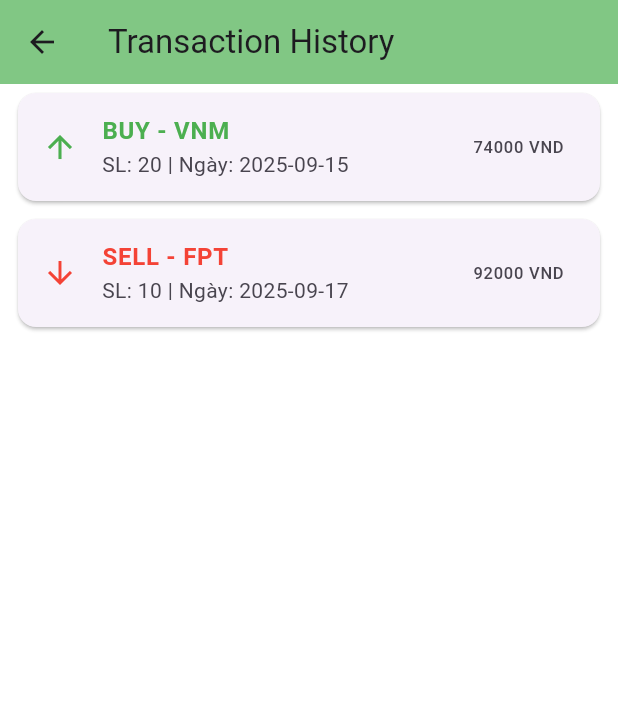
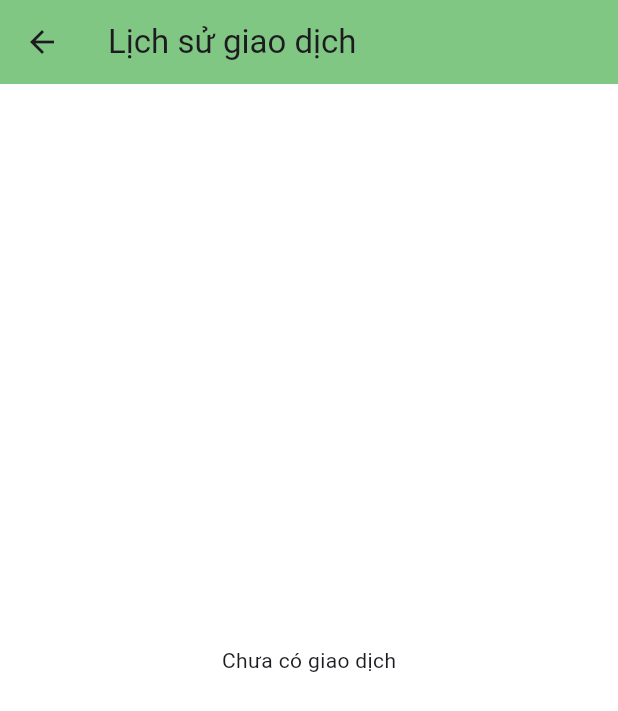
Before and after one commit to naviecode/stockapp, a Flutter app: the TransactionHistoryScreen screen opened directly, on a phone screen of 412 x 824 dp. Shown: the top 711 px of the screen. Run offline on Flutter 3.47's test engine with Material 3 defaults, Android fonts, the phone set to English and light mode, and no system bars; our stand-ins replace cloud_firestore, decimal, firebase_auth, firebase_core, google_sign_in, image_picker and 2 more; accounts and stored records are empty.

Commit message:
refactor: dieu chinh giao dien lich su giao dich va logic

```diff
--- a/stockapp/lib/providers/portfolio_provider.dart
+++ b/stockapp/lib/providers/portfolio_provider.dart
@@ -140,7 +140,7 @@
     'quantity': quantity,
     'price': price,
     'total': quantity * price,
-    'timestamp': FieldValue.serverTimestamp(),
+    'createdAt': FieldValue.serverTimestamp(),
   });
 
 
--- a/stockapp/lib/providers/transaction_provider.dart
+++ b/stockapp/lib/providers/transaction_provider.dart
@@ -16,7 +16,7 @@
 
 
   /// Lắng nghe toàn bộ giao dịch của user
-  void listenTransactions(String userId) {
+  void listenTransactions(String? userId) {
     _loading = true;
     notifyListeners();
 
--- a/stockapp/lib/screens/transaction/transaction_history_screen.dart
+++ b/stockapp/lib/screens/transaction/transaction_history_screen.dart
@@ -1,40 +1,105 @@
 import 'package:flutter/material.dart';
+import 'package:provider/provider.dart';
+import 'package:stockapp/providers/auth_provider.dart';
+import '../../providers/transaction_provider.dart';
+import 'package:intl/intl.dart';
 
-class TransactionHistoryScreen extends StatelessWidget {
+class TransactionHistoryScreen extends StatefulWidget {
   const TransactionHistoryScreen({super.key});
 
-  final List<Map<String, dynamic>> transactions = const [
-    {"type": "BUY", "symbol": "VNM", "quantity": 20, "price": 74000.0, "date": "2025-09-15"},
-    {"type": "SELL", "symbol": "FPT", "quantity": 10, "price": 92000.0, "date": "2025-09-17"},
-  ];
+  @override
+  State<TransactionHistoryScreen> createState() => _TransactionHistoryScreenState();
+}
+
+class _TransactionHistoryScreenState extends State<TransactionHistoryScreen> {
+  @override
+  void initState() {
+    super.initState();
+    final auth = Provider.of<AuthProvider>(context, listen: false);
+    final userId = auth.user?.uid;
+
+    // Đảm bảo gọi listenTransactions sau khi build xong
+    WidgetsBinding.instance.addPostFrameCallback((_) {
+      if (userId != null) {
+        context.read<TransactionProvider>().listenTransactions(userId);
+      }
+    });
+  }
 
   @override
   Widget build(BuildContext context) {
+    final provider = context.watch<TransactionProvider>();
+    final vndFormat = NumberFormat.currency(locale: 'vi_VN', symbol: 'VND', decimalDigits: 0);
+
+    if (provider.loading) {
+      return const Scaffold(
+        body: Center(child: CircularProgressIndicator()),
+      );
+    }
+
+    final transactions = provider.transactions;
+
     return Scaffold(
       appBar: AppBar(
-        title: const Text("Transaction History"),
+        title: const Text("Lịch sử giao dịch"),
         backgroundColor: Colors.green[300],
       ),
-      body: ListView.builder(
+      body: transactions.isEmpty
+          ? const Center(child: Text("Chưa có giao dịch"))
+          : ListView.builder(
               itemCount: transactions.length,
               itemBuilder: (context, index) {
                 final tx = transactions[index];
-          final isBuy = tx["type"] == "BUY";
+
+                // Xác định kiểu giao dịch để hiển thị icon + màu
+                IconData icon;
+                Color color;
+                String title;
+                String subtitle;
+
+                switch (tx.type) {
+                  case "BUY":
+                    icon = Icons.arrow_upward;
+                    color = Colors.green;
+                    title = "Mua cổ phiếu - ${tx.stockId}";
+                    subtitle = "SL: ${tx.quantity} | Ngày: ${tx.createdAt.toLocal().toString().split(' ')[0]}";
+                    break;
+                  case "SELL":
+                    icon = Icons.arrow_downward;
+                    color = Colors.red;
+                    title = "Bán cổ phiếu - ${tx.stockId}";
+                    subtitle = "SL: ${tx.quantity} | Ngày: ${tx.createdAt.toLocal().toString().split(' ')[0]}";
+                    break;
+                  case "DEPOSIT":
+                    icon = Icons.account_balance_wallet;
+                    color = Colors.green;
+                    title = "Nạp tiền vào ví";
+                    subtitle = "Ngày: ${tx.createdAt.toLocal().toString().split(' ')[0]}";
+                    break;
+                  case "WITHDRAW":
+                    icon = Icons.remove_circle;
+                    color = Colors.red;
+                    title = "Rút tiền từ ví";
+                    subtitle = "Ngày: ${tx.createdAt.toLocal().toString().split(' ')[0]}";
+                    break;
+                  default:
+                    icon = Icons.help_outline;
+                    color = Colors.grey;
+                    title = tx.type;
+                    subtitle = "Ngày: ${tx.createdAt.toLocal().toString().split(' ')[0]}";
+                }
+
                 return Card(
                   margin: const EdgeInsets.symmetric(horizontal: 12, vertical: 6),
                   child: ListTile(
-              leading: Icon(
-                isBuy ? Icons.arrow_upward : Icons.arrow_downward,
-                color: isBuy ? Colors.green : Colors.red,
+                    leading: Icon(icon, color: color),
+                    title: Text(
+                      title,
+                      style: TextStyle(fontWeight: FontWeight.bold, color: color),
                     ),
-              title: Text("${tx["type"]} - ${tx["symbol"]}",
-                  style: TextStyle(
-                    fontWeight: FontWeight.bold,
-                    color: isBuy ? Colors.green : Colors.red,
-                  )),
-              subtitle: Text("SL: ${tx["quantity"]} | Ngày: ${tx["date"]}"),
+                    subtitle: Text(subtitle),
                     trailing: Text(
-                "${tx["price"].toStringAsFixed(0)} VND",
+                      "${vndFormat.format(tx.price)}",
                       style: const TextStyle(fontWeight: FontWeight.w500),
                     ),
                   ),
```
Lines whose indentation alone changed are shown as unchanged.
